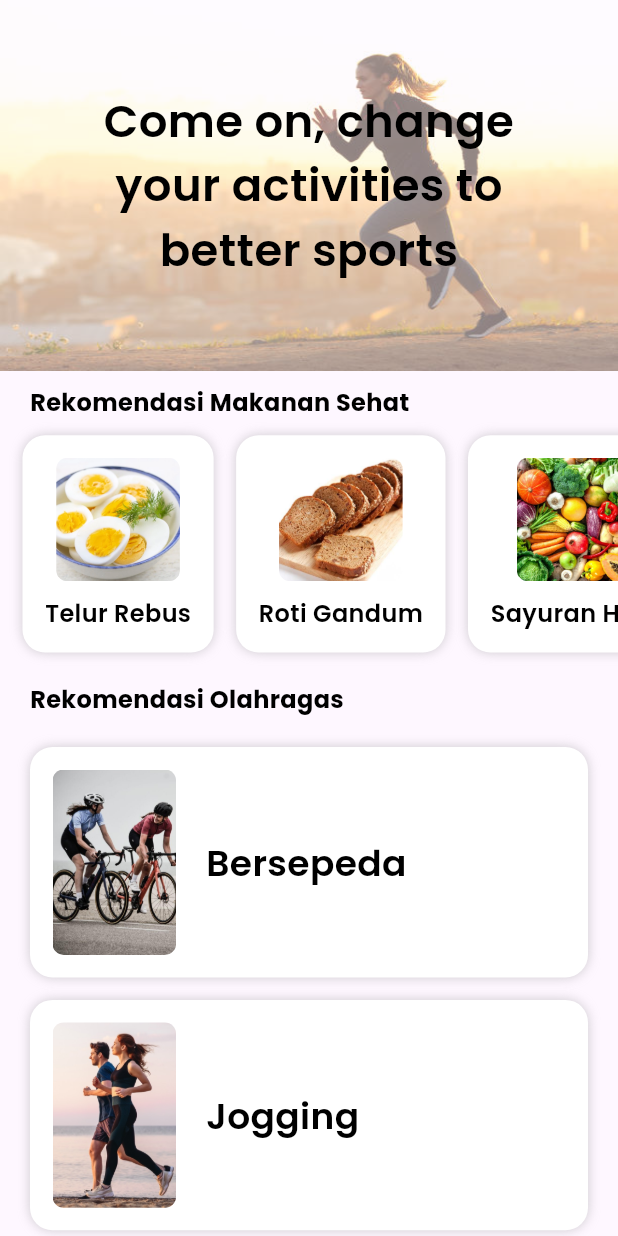
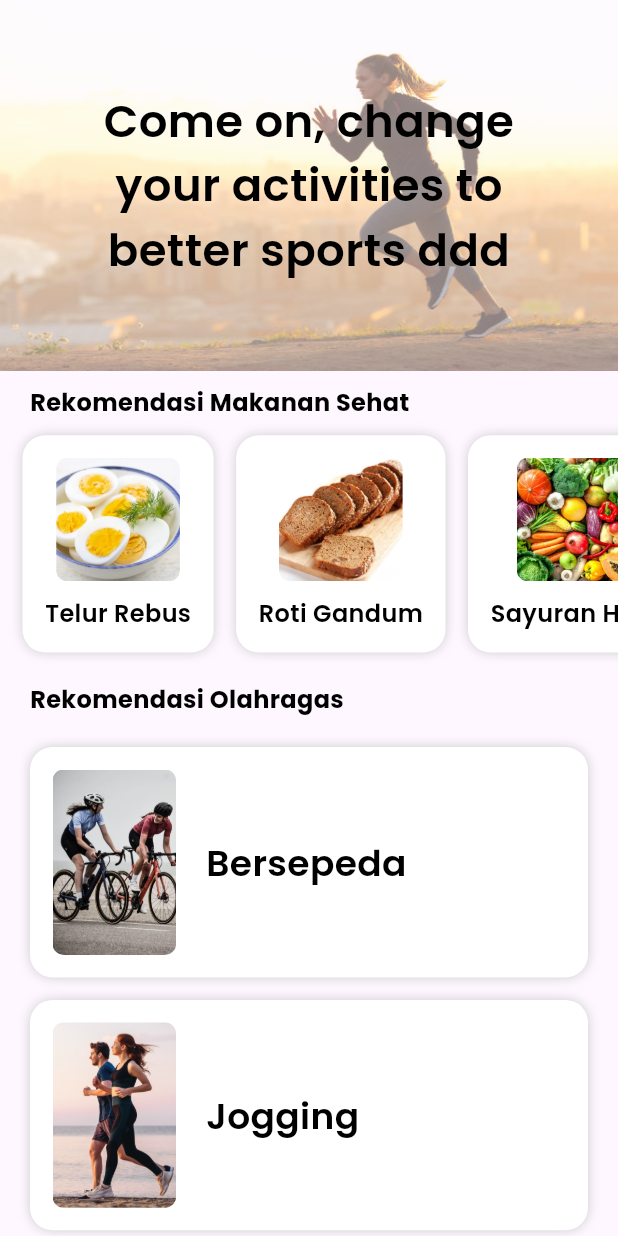
Before and after one commit to jhonericson/hris-project, a Flutter app: the HomePage screen opened directly, on a phone screen of 412 x 824 dp. Run offline on Flutter 3.47's test engine with Material 3 defaults, Android fonts, the light colour scheme and no system bars; drawn by our look-alikes of simple_shadow; our stand-ins replace adaptive_dialog, equatable, google_fonts, share_plus, shared_preferences; accounts and stored records are empty.

Commit message:
Update home.dart

```diff
--- a/lib/home/home.dart
+++ b/lib/home/home.dart
@@ -29,7 +29,7 @@ class HomePage extends StatelessWidget {
               ),
               child: Center(
                 child: Text(
-                  "Come on, change\nyour activities to\nbetter sports",
+                  "Come on, change\nyour activities to\nbetter sports ddd",
                   style: kfBlack30Medium,
                   softWrap: true,
                   maxLines: 3,
```
